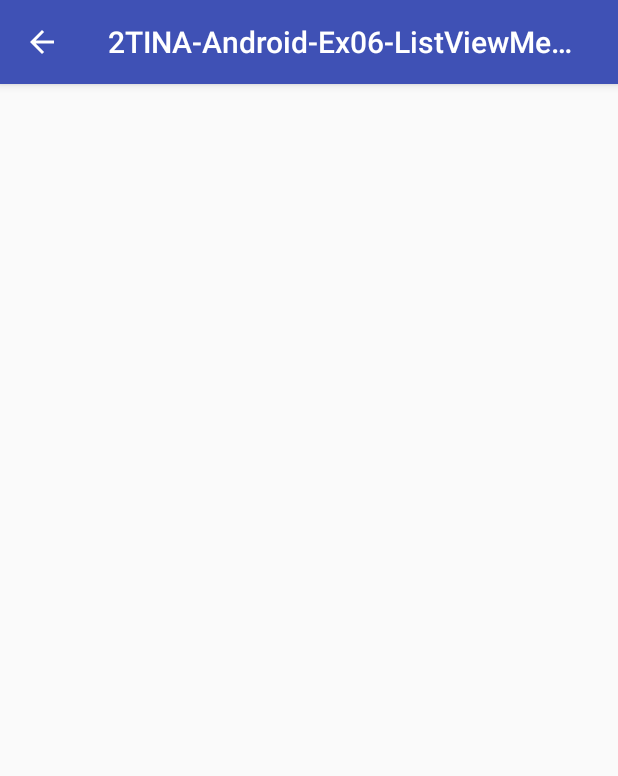
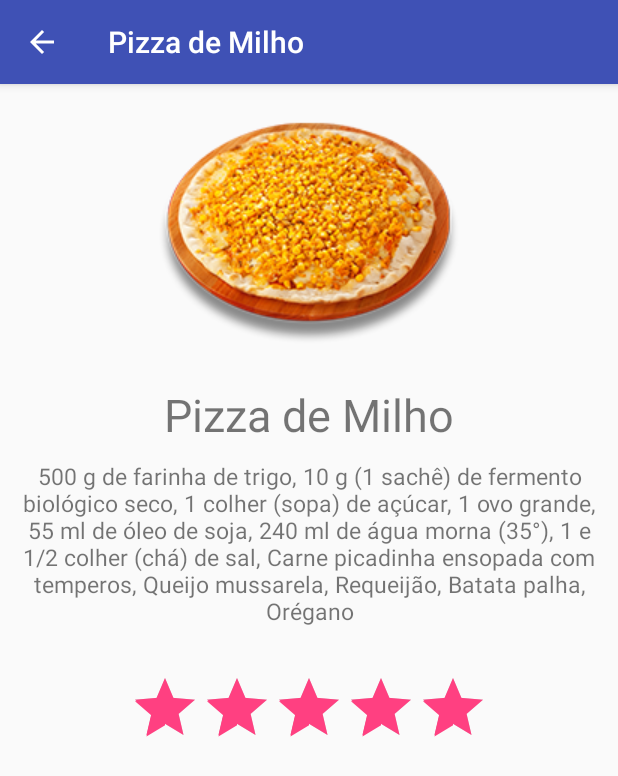
Before and after one commit to fernandomazola-student/2TINA-Android-Ex06-ListViewMenuActionBarSharedPrefences, an Android app: the screen it shows after launch (PizzaInfo), after a tap on "Pizza de Milho", on a phone screen of 412 x 824 dp. Shown: the top 776 px of the screen. Run offline under Robolectric (Android 15) with nearby library versions, the phone set to English and light mode, and no system bars.

Commit message:
Finalizado layout das paginas, e logica de exibiçao dos dados

```diff
--- a/app/src/main/AndroidManifest.xml
+++ b/app/src/main/AndroidManifest.xml
@@ -21,8 +21,7 @@
             android:label="@string/cardapio_pizzas"
             android:theme="@style/AppTheme" />
         <activity
-            android:name=".PizzaInfo"
-            android:theme="@style/AppTheme" />
+            android:name=".PizzaInfo" android:theme="@style/AppTheme" />
         <activity android:name=".PreferenciasActivity"></activity>
     </application>
 
--- a/app/src/main/java/br/com/fiap/exercicios/listview/RM77282/GeraPizza.java
+++ b/app/src/main/java/br/com/fiap/exercicios/listview/RM77282/GeraPizza.java
@@ -10,10 +10,10 @@ import java.util.List;
 public class GeraPizza {
     public static List<Pizza> listaPizza(){
         List<Pizza> pizzas = new ArrayList<>();
-        pizzas.add(new Pizza("Pizza de Calabresa com Queijo", 40, R.drawable.calabresaqueijo, R.drawable.pizzacalabresacomqueijo, "500 g de farinha de trigo, 10 g (1 sachê) de fermento biológico seco, 1 colher (sopa) de açúcar, 1 ovo grande, 55 ml de óleo de soja, 240 ml de água morna (35°), 1 e 1/2 colher (chá) de sal, Carne picadinha ensopada com temperos, Queijo mussarela, Requeijão, Batata palha, Orégano",10 ));
-        pizzas.add(new Pizza("Pizza de Milho", 50, R.drawable.milho, R.drawable.pizzamilho, "500 g de farinha de trigo, 10 g (1 sachê) de fermento biológico seco, 1 colher (sopa) de açúcar, 1 ovo grande, 55 ml de óleo de soja, 240 ml de água morna (35°), 1 e 1/2 colher (chá) de sal, Carne picadinha ensopada com temperos, Queijo mussarela, Requeijão, Batata palha, Orégano", 6 ));
-        pizzas.add(new Pizza("Pizza de Frango com Catupiry", 45, R.drawable.frangocatupiry, R.drawable.pizzafrangocatupiry, "500 g de farinha de trigo, 10 g (1 sachê) de fermento biológico seco, 1 colher (sopa) de açúcar, 1 ovo grande, 55 ml de óleo de soja, 240 ml de água morna (35°), 1 e 1/2 colher (chá) de sal, Carne picadinha ensopada com temperos, Queijo mussarela, Requeijão, Batata palha, Orégano", 7));
-        pizzas.add(new Pizza("Pizza de Strogonoff", 30, R.drawable.strogonoff, R.drawable.pizzastrogonoff, "500 g de farinha de trigo, 10 g (1 sachê) de fermento biológico seco, 1 colher (sopa) de açúcar, 1 ovo grande, 55 ml de óleo de soja, 240 ml de água morna (35°), 1 e 1/2 colher (chá) de sal, Carne picadinha ensopada com temperos, Queijo mussarela, Requeijão, Batata palha, Orégano", 8));
+        pizzas.add(new Pizza("Calabresa com Queijo", 40, R.drawable.calabresaqueijo, R.drawable.pizzacalabresacomqueijo, "500 g de farinha de trigo, 10 g (1 sachê) de fermento biológico seco, 1 colher (sopa) de açúcar, 1 ovo grande, 55 ml de óleo de soja, 240 ml de água morna (35°), 1 e 1/2 colher (chá) de sal, Carne picadinha ensopada com temperos, Queijo mussarela, Requeijão, Batata palha, Orégano",1 ));
+        pizzas.add(new Pizza("Pizza de Milho", 30, R.drawable.milho, R.drawable.pizzamilho, "500 g de farinha de trigo, 10 g (1 sachê) de fermento biológico seco, 1 colher (sopa) de açúcar, 1 ovo grande, 55 ml de óleo de soja, 240 ml de água morna (35°), 1 e 1/2 colher (chá) de sal, Carne picadinha ensopada com temperos, Queijo mussarela, Requeijão, Batata palha, Orégano", 5 ));
+        pizzas.add(new Pizza("Frango com Catupiry", 100, R.drawable.frangocatupiry, R.drawable.pizzafrangocatupiry, "500 g de farinha de trigo, 10 g (1 sachê) de fermento biológico seco, 1 colher (sopa) de açúcar, 1 ovo grande, 55 ml de óleo de soja, 240 ml de água morna (35°), 1 e 1/2 colher (chá) de sal, Carne picadinha ensopada com temperos, Queijo mussarela, Requeijão, Batata palha, Orégano", 3));
+        pizzas.add(new Pizza("Pizza de Strogonoff", 45, R.drawable.strogonoff, R.drawable.pizzastrogonoff, "500 g de farinha de trigo, 10 g (1 sachê) de fermento biológico seco, 1 colher (sopa) de açúcar, 1 ovo grande, 55 ml de óleo de soja, 240 ml de água morna (35°), 1 e 1/2 colher (chá) de sal, Carne picadinha ensopada com temperos, Queijo mussarela, Requeijão, Batata palha, Orégano", 2));
         return pizzas;
     }
 }
--- a/app/src/main/java/br/com/fiap/exercicios/listview/RM77282/PizzaCardapioActivity.java
+++ b/app/src/main/java/br/com/fiap/exercicios/listview/RM77282/PizzaCardapioActivity.java
@@ -55,8 +55,8 @@ public class PizzaCardapioActivity extends AppCompatActivity {
     public boolean onOptionsItemSelected(MenuItem item) {
         //VERIFICA QUAL ITEM FOI CLICADO NA ACTIONBAR E REALIZA UMA AÇÃO
         if(item.getItemId() == R.id.preferencias){
-            Intent it = new Intent(this, PreferenciasActivity.class);
-            startActivity(it);
+            Intent iti = new Intent(this, PreferenciasActivity.class);
+            startActivity(iti);
         }
         return super.onOptionsItemSelected(item);
     }
--- a/app/src/main/java/br/com/fiap/exercicios/listview/RM77282/PizzaInfo.java
+++ b/app/src/main/java/br/com/fiap/exercicios/listview/RM77282/PizzaInfo.java
@@ -1,19 +1,41 @@
 package br.com.fiap.exercicios.listview.RM77282;
 
+import android.media.Image;
 import android.support.v7.app.ActionBar;
 import android.support.v7.app.AppCompatActivity;
 import android.os.Bundle;
 import android.view.MenuItem;
+import android.widget.ImageView;
+import android.widget.RatingBar;
+import android.widget.TextView;
 
 public class PizzaInfo extends AppCompatActivity {
+
+    ImageView imgView;
+    TextView txtNome;
+    TextView txtIngredientes;
+    RatingBar ratingBar;
+    ActionBar actionBar;
 
     @Override
     protected void onCreate(Bundle savedInstanceState) {
         super.onCreate(savedInstanceState);
         setContentView(R.layout.activity_pizza_info);
-        ActionBar actionBar = getSupportActionBar();
+        imgView = (ImageView) findViewById(R.id.imgPizzainfo);
+        txtNome = (TextView) findViewById(R.id.txtNomeinfo);
+        txtIngredientes = (TextView)findViewById(R.id.txtIngredientesinfo);
+        ratingBar = (RatingBar)findViewById(R.id.rating);
+         actionBar = getSupportActionBar();
         //Ativa a setinha para voltar para a tela anterior
         actionBar.setDisplayHomeAsUpEnabled(true);
+
+        Pizza pizza = (Pizza)getIntent().getExtras().get("pizza");
+
+        actionBar.setTitle(pizza.getNome());
+        imgView.setImageResource(pizza.getImagemgrande());
+        txtIngredientes.setText(pizza.getIngredientes());
+        txtNome.setText(pizza.getNome());
+        ratingBar.setRating(pizza.getPontuacao());
     }
 
     @Override
--- a/app/src/main/res/layout/activity_pizza_info.xml
+++ b/app/src/main/res/layout/activity_pizza_info.xml
@@ -1,13 +1,45 @@
 <?xml version="1.0" encoding="utf-8"?>
-<RelativeLayout xmlns:android="http://schemas.android.com/apk/res/android"
+<LinearLayout xmlns:android="http://schemas.android.com/apk/res/android"
     xmlns:tools="http://schemas.android.com/tools"
     android:id="@+id/activity_pizza_info"
     android:layout_width="match_parent"
     android:layout_height="match_parent"
-    android:paddingBottom="@dimen/activity_vertical_margin"
-    android:paddingLeft="@dimen/activity_horizontal_margin"
-    android:paddingRight="@dimen/activity_horizontal_margin"
-    android:paddingTop="@dimen/activity_vertical_margin"
-    tools:context="br.com.fiap.exercicios.listview.RM77282.PizzaInfo">
+    android:orientation="vertical"
+    tools:context="br.com.fiap.exercicios.listview.RM77282.PizzaInfo"
+    tools:theme="@style/Base.Theme.AppCompat.Light.DarkActionBar">
 
-</RelativeLayout>
+
+    <ImageView
+        android:layout_width="wrap_content"
+        android:layout_height="wrap_content"
+        android:src="@drawable/pizzacalabresacomqueijo"
+        android:id="@+id/imgPizzainfo"
+        android:layout_gravity="center"/>
+
+    <TextView
+        android:layout_width="wrap_content"
+        android:layout_height="wrap_content"
+        android:text="Calabresa com Queijo"
+        android:textSize="30dp"
+        android:id="@+id/txtNomeinfo"
+        android:layout_gravity="center"/>
+
+    <TextView
+        android:layout_width="wrap_content"
+        android:layout_height="wrap_content"
+        android:text="500 g de farinha de trigo, 10 g (1 sachê) de fermento biológico seco, 1 colher (sopa) de açúcar, 1 ovo grande, 55 ml de óleo de soja, 240 ml de água morna (35°), 1 e 1/2 colher (chá) de sal, Carne picadinha ensopada com temperos, Queijo mussarela, Requeijão, Batata palha, Orégano"
+        android:textSize="15dp"
+        android:padding="10dp"
+        android:id="@+id/txtIngredientesinfo"
+        android:layout_marginBottom="20dp"
+        android:textAlignment="center"
+        android:layout_gravity="center"/>
+
+    <RatingBar
+        android:layout_width="wrap_content"
+        android:layout_height="wrap_content"
+        android:numStars="5"
+        android:id="@+id/rating"
+        android:isIndicator="true"
+        android:layout_gravity="center"/>
+</LinearLayout>
--- a/app/src/main/res/layout/activity_preferencias.xml
+++ b/app/src/main/res/layout/activity_preferencias.xml
@@ -1,13 +1,10 @@
 <?xml version="1.0" encoding="utf-8"?>
-<RelativeLayout xmlns:android="http://schemas.android.com/apk/res/android"
+<LinearLayout xmlns:android="http://schemas.android.com/apk/res/android"
     xmlns:tools="http://schemas.android.com/tools"
     android:id="@+id/activity_preferencias"
     android:layout_width="match_parent"
     android:layout_height="match_parent"
-    android:paddingBottom="@dimen/activity_vertical_margin"
-    android:paddingLeft="@dimen/activity_horizontal_margin"
-    android:paddingRight="@dimen/activity_horizontal_margin"
-    android:paddingTop="@dimen/activity_vertical_margin"
+    android:orientation="vertical"
     tools:context="br.com.fiap.exercicios.listview.RM77282.PreferenciasActivity">
 
-</RelativeLayout>
+</LinearLayout>
```
